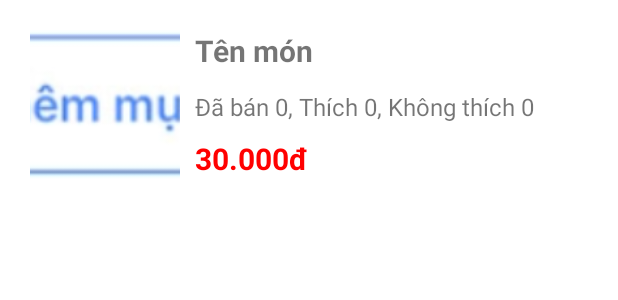
After one commit to qhuy1901/GoFood, an Android app: the layout item_product.xml on its own in the app's theme, with its tools: preview values and no code run, on a phone screen of 412 x 824 dp. The commit adds this screen. Shown: the top 300 px of the screen. Run offline under Robolectric (Android 15) with nearby library versions, the phone set to English and light mode, and no system bars; Roboto replaces fonts that are not available here.

Commit message:
code load product list

```diff
--- /dev/null
+++ b/app/src/main/res/layout/item_product.xml
@@ -0,0 +1,51 @@
+<?xml version="1.0" encoding="utf-8"?>
+<androidx.constraintlayout.widget.ConstraintLayout xmlns:android="http://schemas.android.com/apk/res/android"
+    xmlns:app="http://schemas.android.com/apk/res-auto"
+    android:layout_width="match_parent"
+    android:layout_height="wrap_content"
+    android:id="@+id/item_product_cl_product_item"
+    android:padding="10dp">
+
+    <ImageView
+        android:id="@+id/item_product_iv_product_image"
+        android:layout_width="100dp"
+        android:layout_height="100dp"
+        android:layout_margin="10dp"
+        android:scaleType="centerCrop"
+        android:src="@drawable/btn_them_anh"
+        app:layout_constraintStart_toStartOf="parent"
+        app:layout_constraintTop_toTopOf="parent" />
+
+    <TextView
+        android:id="@+id/item_product_tv_product_name"
+        android:layout_width="wrap_content"
+        android:layout_height="30dp"
+        android:layout_margin="10dp"
+        android:text="Tên món"
+        android:textSize="20dp"
+        android:textStyle="bold"
+        app:layout_constraintStart_toEndOf="@+id/item_product_iv_product_image"
+        app:layout_constraintTop_toTopOf="parent" />
+
+    <TextView
+        android:id="@+id/textView5"
+        android:layout_width="wrap_content"
+        android:layout_height="wrap_content"
+        android:layout_margin="10dp"
+        android:text="Đã bán 0, Thích 0, Không thích 0"
+        android:textSize="16dp"
+        app:layout_constraintStart_toEndOf="@+id/item_product_iv_product_image"
+        app:layout_constraintTop_toBottomOf="@+id/item_product_tv_product_name" />
+
+    <TextView
+        android:id="@+id/item_product_tv_price"
+        android:layout_width="wrap_content"
+        android:layout_height="wrap_content"
+        android:layout_margin="10dp"
+        android:text="30.000đ"
+        android:textSize="20dp"
+        android:textStyle="bold"
+        android:textColor="@color/red"
+        app:layout_constraintStart_toEndOf="@+id/item_product_iv_product_image"
+        app:layout_constraintTop_toBottomOf="@+id/textView5" />
+</androidx.constraintlayout.widget.ConstraintLayout>
--- a/app/src/main/res/values/colors.xml
+++ b/app/src/main/res/values/colors.xml
@@ -11,4 +11,5 @@
     <color name="color_primary">#F2789F</color>
     <color name="color_primary_dark">#000000</color>
     <color name="colorAccent">#F999B7</color>
+    <color name="red">#FF0000</color>
 </resources>
```
Also changed, not shown: app/src/main/java/com/example/myapplication/adapter/ProductAdapter.java (added, +70 -0 lines), app/src/main/java/com/example/myapplication/ui_store_detail/MenuManagement/ProductFragment.java (+60 -1 lines), app/src/main/res/layout/fragment_product.xml (+11 -2 lines).
